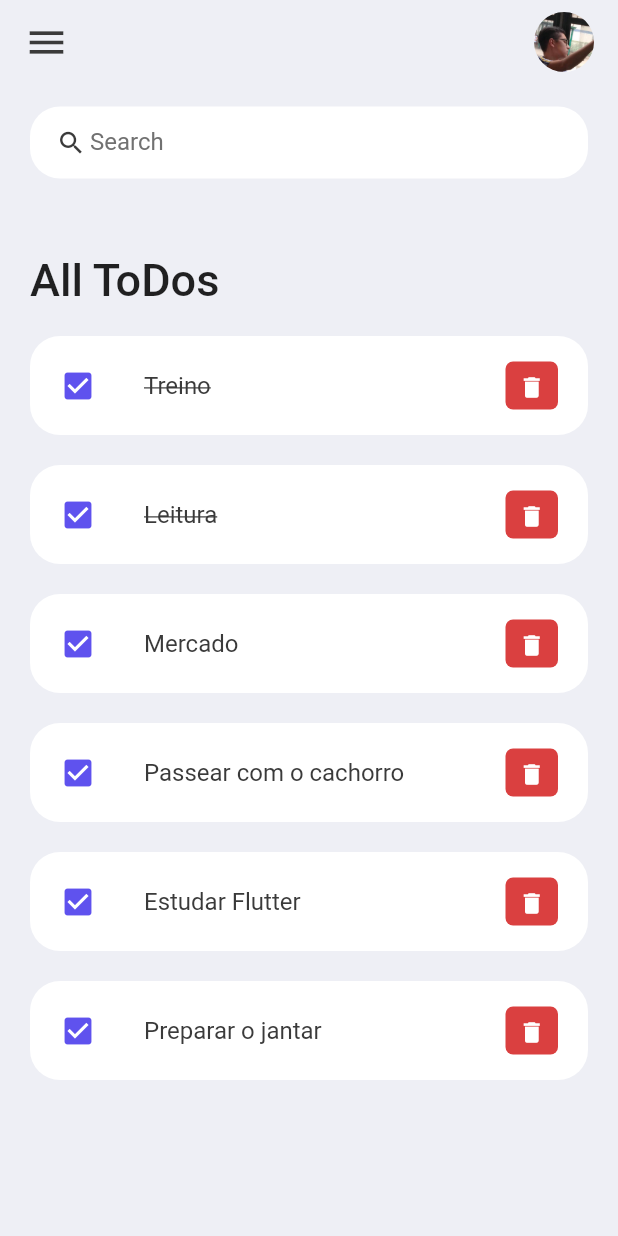
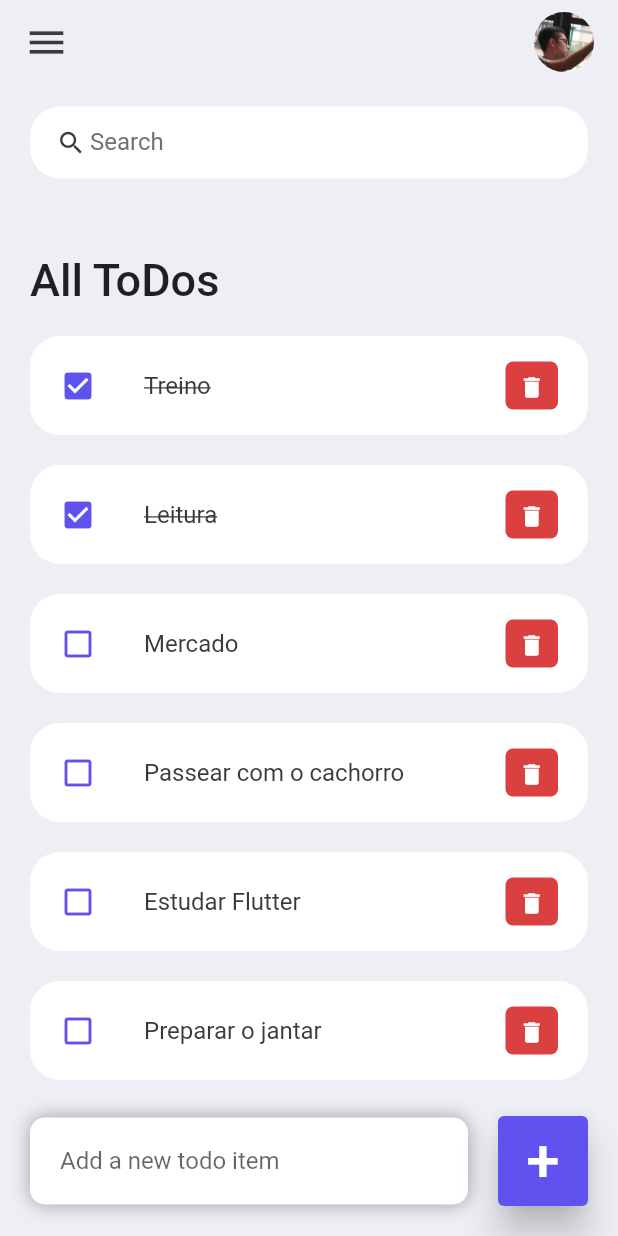
Before and after one commit to enzonakashima/todo-app, a Flutter app: the screen it shows after launch, on a phone screen of 412 x 824 dp. Run offline on Flutter 3.47's test engine with Material 2 defaults, Android fonts, the phone set to English and light mode, and no system bars.

Commit message:
add and remove item

```diff
--- a/lib/screens/home.dart
+++ b/lib/screens/home.dart
@@ -3,17 +3,25 @@ import 'package:to_do_app/constants/colors.dart';
 import 'package:to_do_app/widgets/todo_item.dart';
 import 'package:to_do_app/model/todo.dart';
 
-class Home extends StatelessWidget {
+class Home extends StatefulWidget {
   Home({Key? key}) : super(key: key);
 
+  @override
+  State<Home> createState() => _HomeState();
+}
+
+class _HomeState extends State<Home> {
   final todosList = ToDo.todoList();
+  final _todoController = TextEditingController();
 
   @override
   Widget build(BuildContext context) {
     return Scaffold(
       backgroundColor: tdBGColor,
       appBar: _buildAppBar(),
-      body: Container(
+      body: Stack(
+        children: [
+          Container(
             padding: EdgeInsets.symmetric(horizontal: 20, vertical: 15),
             child: Column(children: [
               searchBox(),
@@ -33,13 +41,83 @@ class Home extends StatelessWidget {
                     for (ToDo todoo in todosList)
                       ToDoItem(
                         todo: todoo,
+                        onToDoChanged: _handleToDoChange,
+                        onDeleteItem: _deleteToDoItem,
                       ),
                   ],
                 ),
               )
             ]),
           ),
+          Align(
+            alignment: Alignment.bottomCenter,
+            child: Row(children: [
+              Expanded(
+                child: Container(
+                  margin: EdgeInsets.only(bottom: 20, right: 20, left: 20),
+                  padding: EdgeInsets.symmetric(horizontal: 20, vertical: 5),
+                  decoration: BoxDecoration(
+                      color: Colors.white,
+                      boxShadow: const [
+                        BoxShadow(
+                          color: Colors.grey,
+                          offset: Offset(0.0, 0.0),
+                          blurRadius: 10.0,
+                          spreadRadius: 0.0,
+                        ),
+                      ],
+                      borderRadius: BorderRadius.circular(10)),
+                  child: TextField(
+                    controller: _todoController,
+                    decoration: InputDecoration(
+                        hintText: 'Add a new todo item',
+                        border: InputBorder.none),
+                  ),
+                ),
+              ),
+              Container(
+                margin: EdgeInsets.only(bottom: 20, right: 20),
+                child: ElevatedButton(
+                  child: Text(
+                    '+',
+                    style: TextStyle(fontSize: 40),
+                  ),
+                  onPressed: (() {
+                    _addToDoItem(_todoController.text);
+                  }),
+                  style: ElevatedButton.styleFrom(
+                      backgroundColor: tdBlue,
+                      minimumSize: Size(60, 60),
+                      elevation: 10),
+                ),
+              )
+            ]),
+          )
+        ],
+      ),
     );
+  }
+
+  void _handleToDoChange(ToDo todo) {
+    setState(() {
+      todo.isDone = !todo.isDone;
+    });
+  }
+
+  void _deleteToDoItem(String id) {
+    setState(() {
+      todosList.removeWhere((item) => item.id == id);
+    });
+  }
+
+  void _addToDoItem(String toDo) {
+    setState(() {
+      todosList.add(ToDo(
+          id: DateTime.now().millisecondsSinceEpoch.toString(),
+          todoText: toDo));
+    });
+
+    _todoController.clear();
   }
 
   Widget searchBox() {
--- a/lib/widgets/todo_item.dart
+++ b/lib/widgets/todo_item.dart
@@ -4,20 +4,30 @@ import 'package:to_do_app/model/todo.dart';
 
 class ToDoItem extends StatelessWidget {
   final ToDo todo;
+  final onToDoChanged;
+  final onDeleteItem;
 
-  const ToDoItem({Key? key, required this.todo}) : super(key: key);
+  const ToDoItem(
+      {Key? key,
+      required this.todo,
+      required this.onToDoChanged,
+      required this.onDeleteItem})
+      : super(key: key);
 
   @override
   Widget build(BuildContext context) {
     return Container(
       margin: EdgeInsets.only(bottom: 20),
       child: ListTile(
-        onTap: () => {print('Clicked')},
+        onTap: () => {
+          // print('Clicked')
+          onToDoChanged(todo)
+        },
         shape: RoundedRectangleBorder(borderRadius: BorderRadius.circular(20)),
         contentPadding: EdgeInsets.symmetric(horizontal: 20, vertical: 5),
         tileColor: Colors.white,
         leading: Icon(
-          Icons.check_box,
+          todo.isDone ? Icons.check_box : Icons.check_box_outline_blank,
           color: tdBlue,
         ),
         title: Text(
@@ -40,7 +50,8 @@ class ToDoItem extends StatelessWidget {
             iconSize: 18,
             icon: Icon(Icons.delete),
             onPressed: () {
-              print('Delete');
+              // print('Delete');
+              onDeleteItem(todo.id);
             },
           ),
         ),
```
Lines whose indentation alone changed are shown as unchanged.
